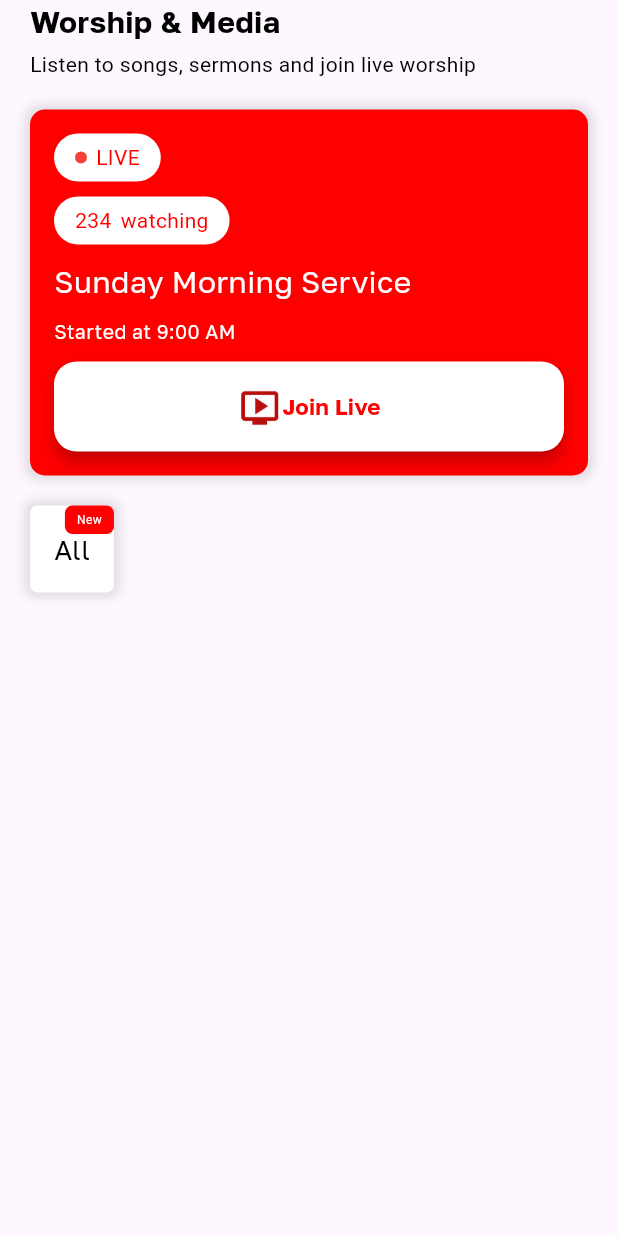
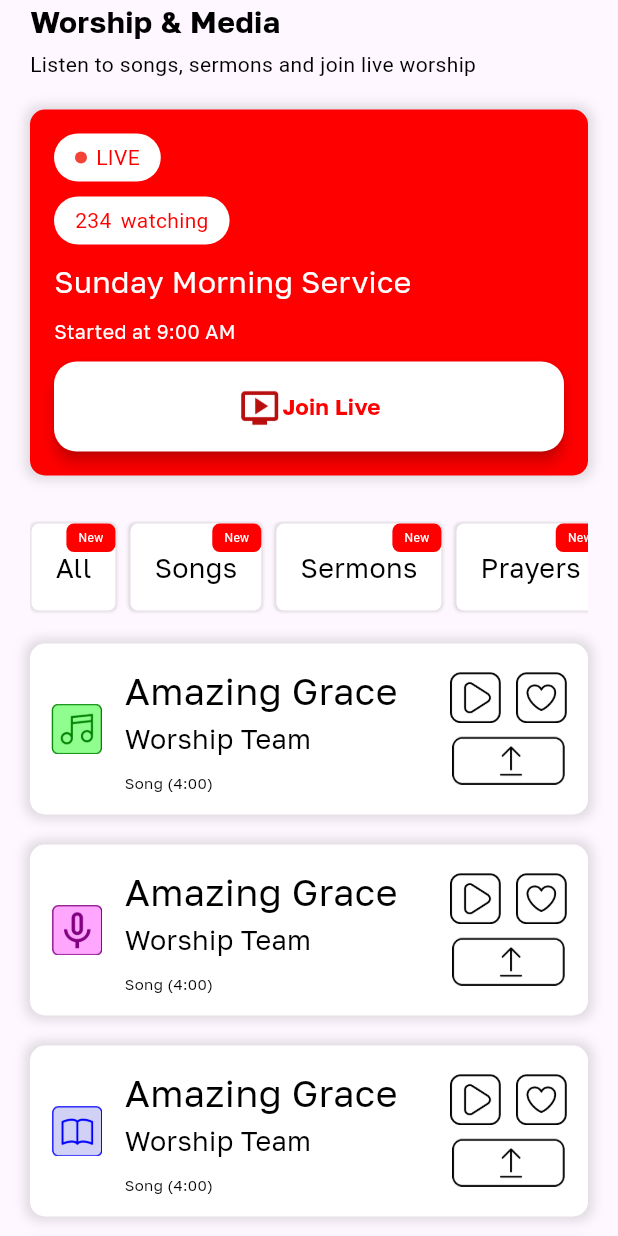
Before and after one commit to PhilipNzube/bcci_platform, a Flutter app: the WorshipPage screen opened directly, on a phone screen of 412 x 824 dp. Run offline on Flutter 3.47's test engine with Material 3 defaults, Android fonts, the light colour scheme and no system bars; our stand-ins replace carousel_slider, connectivity_plus, flutter_secure_storage, shared_preferences; accounts and stored records are empty.

Commit message:
update 43 files

```diff
--- /dev/null
+++ b/lib/presentation/screens/worship_page/widgets/audio_card.dart
@@ -0,0 +1,138 @@
+import 'package:flutter/material.dart';
+
+import '../../../../core/widgets/custom_gap.dart';
+
+class AudioCard extends StatelessWidget {
+  final String iconType;
+  final String title;
+  final String teamTitle;
+  final String duration;
+
+  const AudioCard({
+    super.key,
+    required this.iconType,
+    required this.title,
+    required this.teamTitle,
+    required this.duration,
+  });
+
+  @override
+  Widget build(BuildContext context) {
+    return Padding(
+      padding: const EdgeInsets.only(bottom: 20),
+      child: Container(
+        padding: const EdgeInsets.all(14),
+        decoration: BoxDecoration(
+          color: Colors.white,
+          borderRadius: BorderRadius.circular(10),
+          boxShadow: [
+            BoxShadow(color: Colors.black12, spreadRadius: 3, blurRadius: 6),
+          ],
+        ),
+        child: Row(
+          crossAxisAlignment: CrossAxisAlignment.center,
+          children: [
+            if (iconType == "Music") ...[
+              Image.asset(
+                "images/Music.png",
+                width: 34,
+                height: 34,
+                fit: BoxFit.contain,
+              ),
+            ] else if (iconType == "Voice") ...[
+              Image.asset(
+                "images/Voice_Record.png",
+                width: 34,
+                height: 34,
+                fit: BoxFit.contain,
+              ),
+            ] else if (iconType == "Reading") ...[
+              Image.asset(
+                "images/Prayer_Team.png",
+                width: 34,
+                height: 34,
+                fit: BoxFit.contain,
+              ),
+            ],
+            Gap(15, isHorizontal: true),
+
+            /// This `Expanded` makes the text column take remaining space
+            Expanded(
+              child: Column(
+                crossAxisAlignment: CrossAxisAlignment.start,
+                children: const [
+                  Text(
+                    "Amazing Grace",
+                    style: TextStyle(
+                      fontSize: 25,
+                      fontFamily: 'GolosText',
+                      color: Colors.black,
+                    ),
+                    overflow: TextOverflow.ellipsis,
+                    maxLines: 1,
+                    softWrap: false,
+                  ),
+                  Text(
+                    "Worship Team",
+                    style: TextStyle(
+                      fontSize: 18,
+                      fontFamily: 'GolosText',
+                      color: Colors.black,
+                    ),
+                    overflow: TextOverflow.ellipsis,
+                    maxLines: 1,
+                    softWrap: false,
+                  ),
+                  Gap(10),
+                  Text(
+                    "Song (4:00)",
+                    style: TextStyle(
+                      fontSize: 10,
+                      fontFamily: 'GolosText',
+                      color: Colors.black,
+                    ),
+                    overflow: TextOverflow.ellipsis,
+                    maxLines: 1,
+                    softWrap: false,
+                  ),
+                ],
+              ),
+            ),
+
+            Gap(10, isHorizontal: true),
+
+            // Action buttons column (no need for Expanded here)
+            Column(
+              children: [
+                Row(
+                  children: [
+                    Image.asset(
+                      "images/Play.png",
+                      width: 34,
+                      height: 34,
+                      fit: BoxFit.contain,
+                    ),
+                    Gap(10, isHorizontal: true),
+                    Image.asset(
+                      "images/Like.png",
+                      width: 34,
+                      height: 34,
+                      fit: BoxFit.contain,
+                    ),
+                  ],
+                ),
+                Gap(8),
+                Image.asset(
+                  "images/Upload.png",
+                  width: 75,
+                  height: 34,
+                  fit: BoxFit.contain,
+                ),
+              ],
+            ),
+          ],
+        ),
+      ),
+    );
+  }
+}
--- /dev/null
+++ b/lib/presentation/screens/worship_page/widgets/filter_chip.dart
@@ -0,0 +1,47 @@
+import 'package:flutter/material.dart';
+
+import '../../../../core/widgets/custom_gap.dart';
+
+class FilterChip extends StatelessWidget {
+  final String title;
+  final String badgeText;
+
+  const FilterChip({super.key, required this.title, required this.badgeText});
+
+  @override
+  Widget build(BuildContext context) {
+    return Stack(
+      children: [
+        Container(
+          padding: const EdgeInsets.all(16),
+          decoration: BoxDecoration(
+            color: Colors.white,
+            borderRadius: BorderRadius.circular(5),
+            boxShadow: [
+              BoxShadow(color: Colors.black12, spreadRadius: 1, blurRadius: 1),
+            ],
+          ),
+          child: Text(
+            title,
+            style: const TextStyle(fontSize: 18, fontFamily: 'GolosText'),
+          ),
+        ),
+        Positioned(
+          top: 0,
+          right: 0,
+          child: Container(
+            padding: const EdgeInsets.symmetric(vertical: 4, horizontal: 8),
+            decoration: BoxDecoration(
+              color: Color(0xFFFF0000),
+              borderRadius: BorderRadius.circular(5),
+            ),
+            child: Text(
+              badgeText,
+              style: TextStyle(fontSize: 8, color: Colors.white),
+            ),
+          ),
+        ),
+      ],
+    );
+  }
+}
--- a/lib/presentation/screens/worship_page/worship_page.dart
+++ b/lib/presentation/screens/worship_page/worship_page.dart
@@ -1,8 +1,8 @@
 import 'package:bcci_platform/core/widgets/custom_gap.dart';
 import 'package:bcci_platform/presentation/controllers/worship_page_controller.dart';
-import 'package:bcci_platform/presentation/screens/cluster_page/widgets/cluster_card.dart';
-import 'package:bcci_platform/presentation/screens/cluster_page/widgets/summary_card.dart';
-import 'package:flutter/material.dart' hide CarouselController;
+import 'package:bcci_platform/presentation/screens/worship_page/widgets/audio_card.dart';
+import 'package:bcci_platform/presentation/screens/worship_page/widgets/filter_chip.dart';
+import 'package:flutter/material.dart' hide CarouselController, FilterChip;
 import 'package:provider/provider.dart';
 
 class WorshipPage extends StatefulWidget {
@@ -202,52 +202,51 @@ class _WorshipPageState extends State<WorshipPage>
                           ],
                         ),
                       ),
-                      Gap(20),
-                      Stack(
+                      Gap(30),
+                      SingleChildScrollView(
+                        padding: const EdgeInsets.only(
+                          left: 1,
+                          right: 1,
+                          top: 2,
+                          bottom: 2,
+                        ),
+                        scrollDirection: Axis.horizontal,
+                        child: Row(
                           children: [
-                          Container(
-                            padding: const EdgeInsets.all(16),
-                            decoration: BoxDecoration(
-                              color: Colors.white,
-                              borderRadius: BorderRadius.circular(5),
-                              boxShadow: [
-                                BoxShadow(
-                                  color: Colors.black12,
-                                  spreadRadius: 3,
-                                  blurRadius: 6,
-                                ),
+                            FilterChip(title: "All", badgeText: "New"),
+                            const SizedBox(width: 10),
+                            FilterChip(title: "Songs", badgeText: "New"),
+                            const SizedBox(width: 10),
+                            FilterChip(title: "Sermons", badgeText: "New"),
+                            const SizedBox(width: 10),
+                            FilterChip(title: "Prayers", badgeText: "New"),
                           ],
                         ),
-                            child: Text(
-                              "All",
-                              style: const TextStyle(
-                                fontSize: 18,
-                                fontFamily: 'GolosText',
                       ),
+                      Gap(20),
+                      AudioCard(
+                        iconType: "Music",
+                        title: "Amazing Grace",
+                        teamTitle: "Worship Team",
+                        duration: "4:00",
                       ),
+                      AudioCard(
+                        iconType: "Voice",
+                        title: "Amazing Grace",
+                        teamTitle: "Worship Team",
+                        duration: "5:00",
                       ),
-                          Positioned(
-                            top: 0,
-                            right: 0,
-                            child: Container(
-                              padding: const EdgeInsets.symmetric(
-                                vertical: 4,
-                                horizontal: 8,
+                      AudioCard(
+                        iconType: "Reading",
+                        title: "Amazing Grace",
+                        teamTitle: "Worship Team",
+                        duration: "6:00",
                       ),
-                              decoration: BoxDecoration(
-                                color: Color(0xFFFF0000),
-                                borderRadius: BorderRadius.circular(5),
-                              ),
-                              child: const Text(
-                                "New",
-                                style: TextStyle(
-                                  fontSize: 8,
-                                  color: Colors.white,
-                                ),
-                              ),
-                            ),
-                          ),
-                        ],
+                      AudioCard(
+                        iconType: "Music",
+                        title: "Amazing Grace",
+                        teamTitle: "Worship Team",
+                        duration: "8:00",
                       ),
                       Gap(10),
                     ],
--- a/pubspec.yaml
+++ b/pubspec.yaml
@@ -147,6 +147,7 @@ flutter:
     - images/Spiritual_Goal.png
     - images/Star.png
     - images/Trophy.png
+    - images/Upload.png
     - images/User-Active.png
     - images/User.png
     - images/Voice_Record.png
```
Also changed, not shown: images/Upload.png (added), 49 other files. Lines whose indentation alone changed are shown as unchanged.
